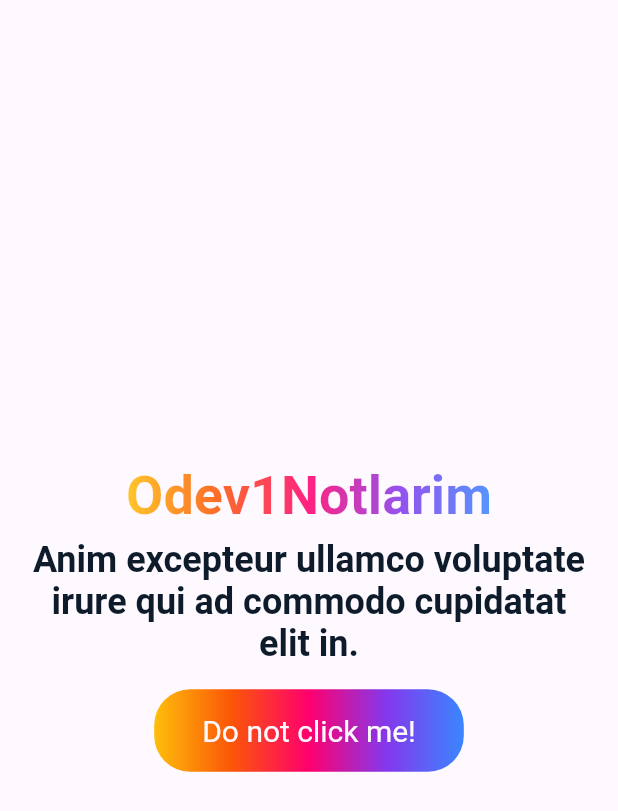
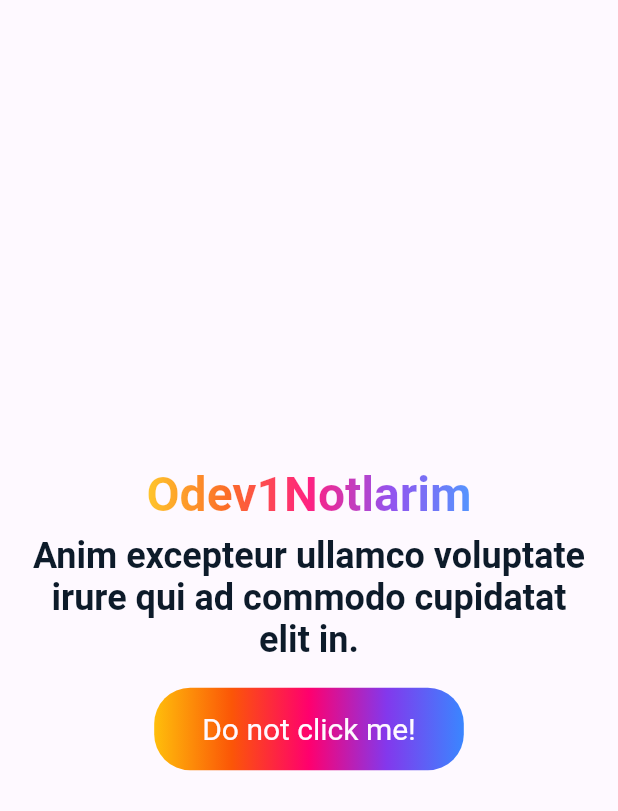
Before and after one commit to emresoysuren/Odev1-Notlarim, a Flutter app: the screen it shows after launch, on a phone screen of 412 x 824 dp. Shown: the top 811 px of the screen. Run offline on Flutter 3.47's test engine with Material 2 defaults, Android fonts, the light colour scheme and no system bars; our stand-ins replace google_fonts; Roboto replaces fonts that are missing (Monoton).

Commit message:
made adjustments

```diff
--- a/lib/main.dart
+++ b/lib/main.dart
@@ -44,7 +44,7 @@ class _AppState extends State<App> {
                       textWidthBasis: TextWidthBasis.longestLine,
                       style: GoogleFonts.monoton(
                         textStyle: const TextStyle(
-                          fontSize: 36,
+                          fontSize: 32,
                           fontWeight: FontWeight.bold,
                         ),
                       ),
@@ -63,7 +63,7 @@ class _AppState extends State<App> {
                     ),
                   ),
                   const SizedBox(
-                    height: 16,
+                    height: 18,
                   ),
                   GestureDetector(
                     onTap: () => setState(() {
```
